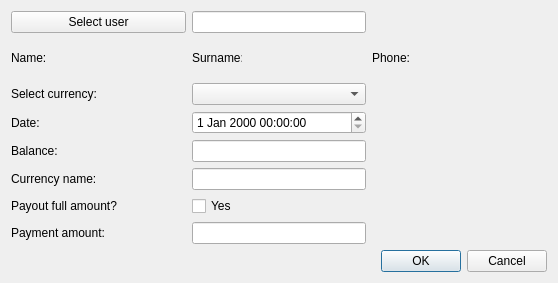
Above: OrmasAdmin/OrmasAdmin/CreateWdwDlg.ui from Dalerjon/TheOrmasProejct before the change. Below: the same form after it.
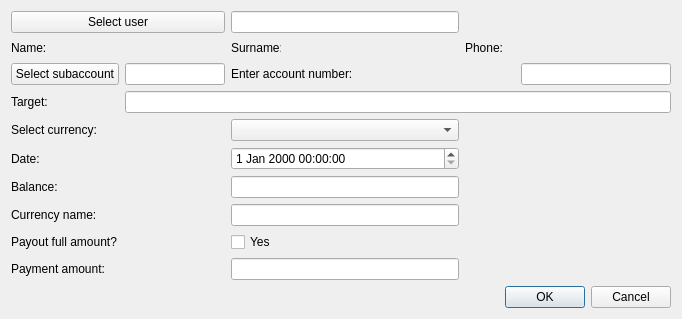
That is the form after the change.

Diff of the .ui file:
```diff
--- a/OrmasAdmin/OrmasAdmin/CreateWdwDlg.ui
+++ b/OrmasAdmin/OrmasAdmin/CreateWdwDlg.ui
@@ -6,8 +6,8 @@
    <rect>
     <x>0</x>
     <y>0</y>
-    <width>558</width>
-    <height>283</height>
+    <width>657</width>
+    <height>318</height>
    </rect>
   </property>
   <property name="windowTitle">
@@ -32,6 +32,45 @@
    <property name="bottomMargin">
     <number>11</number>
    </property>
+   <item row="9" column="1" colspan="2">
+    <widget class="QLabel" name="currencyLb">
+     <property name="text">
+      <string>Select currency:</string>
+     </property>
+    </widget>
+   </item>
+   <item row="12" column="3" colspan="2">
+    <widget class="QLineEdit" name="balanceEdit">
+     <property name="toolTip">
+      <string>&lt;html&gt;&lt;head/&gt;&lt;body&gt;&lt;p&gt;For example: 1000 (depends on currency, in that case 1000 USD)&lt;/p&gt;&lt;/body&gt;&lt;/html&gt;</string>
+     </property>
+     <property name="readOnly">
+      <bool>true</bool>
+     </property>
+    </widget>
+   </item>
+   <item row="2" column="2">
+    <widget class="QLabel" name="namePh">
+     <property name="minimumSize">
+      <size>
+       <width>100</width>
+       <height>0</height>
+      </size>
+     </property>
+     <property name="font">
+      <font>
+       <family>Times New Roman</family>
+       <pointsize>12</pointsize>
+       <weight>75</weight>
+       <italic>true</italic>
+       <bold>true</bold>
+      </font>
+     </property>
+     <property name="text">
+      <string/>
+     </property>
+    </widget>
+   </item>
    <item row="2" column="1">
     <widget class="QLabel" name="nameLb">
      <property name="minimumSize">
@@ -155,7 +194,7 @@
      </property>
     </widget>
    </item>
-   <item row="17" column="1" colspan="6">
+   <item row="18" column="1" colspan="6">
     <layout class="QHBoxLayout" name="horizontalLayout">
      <item>
       <spacer name="horizontalSpacer">
@@ -186,48 +225,41 @@
      </item>
     </layout>
    </item>
-   <item row="16" column="1" colspan="2">
+   <item row="17" column="1" colspan="2">
     <widget class="QLabel" name="isBonusLb">
      <property name="text">
       <string>Payment amount:</string>
      </property>
     </widget>
    </item>
-   <item row="15" column="1" colspan="2">
+   <item row="16" column="1" colspan="2">
     <widget class="QLabel" name="allLb">
      <property name="text">
       <string>Payout full amount?</string>
      </property>
     </widget>
    </item>
-   <item row="12" column="1" colspan="2">
+   <item row="13" column="1" colspan="2">
     <widget class="QLabel" name="label">
      <property name="text">
       <string>Currency name:</string>
      </property>
     </widget>
    </item>
-   <item row="11" column="1" colspan="2">
+   <item row="12" column="1" colspan="2">
     <widget class="QLabel" name="balanceLb">
      <property name="text">
       <string>Balance:</string>
      </property>
     </widget>
    </item>
-   <item row="10" column="1" colspan="2">
+   <item row="11" column="1" colspan="2">
     <widget class="QLabel" name="dateLb">
      <property name="text">
       <string>Date:</string>
      </property>
     </widget>
    </item>
-   <item row="8" column="1" colspan="2">
-    <widget class="QLabel" name="currencyLb">
-     <property name="text">
-      <string>Select currency:</string>
-     </property>
-    </widget>
-   </item>
    <item row="1" column="1" colspan="2">
     <widget class="QPushButton" name="userBtn">
      <property name="minimumSize">
@@ -241,17 +273,17 @@
      </property>
     </widget>
    </item>
-   <item row="16" column="3" colspan="2">
+   <item row="17" column="3" colspan="2">
     <widget class="QLineEdit" name="valueEdit"/>
    </item>
-   <item row="15" column="3" colspan="2">
+   <item row="16" column="3" colspan="2">
     <widget class="QCheckBox" name="yesCheckBox">
      <property name="text">
       <string>Yes</string>
      </property>
     </widget>
    </item>
-   <item row="12" column="3" colspan="2">
+   <item row="13" column="3" colspan="2">
     <widget class="QLineEdit" name="currencyNameEdit">
      <property name="readOnly">
       <bool>true</bool>
@@ -259,19 +291,9 @@
     </widget>
    </item>
    <item row="11" column="3" colspan="2">
-    <widget class="QLineEdit" name="balanceEdit">
-     <property name="toolTip">
-      <string>&lt;html&gt;&lt;head/&gt;&lt;body&gt;&lt;p&gt;For example: 1000 (depends on currency, in that case 1000 USD)&lt;/p&gt;&lt;/body&gt;&lt;/html&gt;</string>
-     </property>
-     <property name="readOnly">
-      <bool>true</bool>
-     </property>
-    </widget>
-   </item>
-   <item row="10" column="3" colspan="2">
     <widget class="QDateTimeEdit" name="dateEdit"/>
    </item>
-   <item row="8" column="3" colspan="2">
+   <item row="9" column="3" colspan="2">
     <widget class="QComboBox" name="currencyCmb"/>
    </item>
    <item row="1" column="3" colspan="2">
@@ -284,6 +306,62 @@
      </property>
     </widget>
    </item>
+   <item row="3" column="1">
+    <widget class="QPushButton" name="subAccBtn">
+     <property name="text">
+      <string>Select subaccount</string>
+     </property>
+    </widget>
+   </item>
+   <item row="3" column="2">
+    <widget class="QLineEdit" name="saIDEdit">
+     <property name="maximumSize">
+      <size>
+       <width>120</width>
+       <height>16777215</height>
+      </size>
+     </property>
+     <property name="readOnly">
+      <bool>true</bool>
+     </property>
+    </widget>
+   </item>
+   <item row="3" column="3">
+    <widget class="QLabel" name="daLb">
+     <property name="text">
+      <string>Enter account number:</string>
+     </property>
+    </widget>
+   </item>
+   <item row="3" column="6">
+    <widget class="QLineEdit" name="saNumberEdit">
+     <property name="minimumSize">
+      <size>
+       <width>150</width>
+       <height>0</height>
+      </size>
+     </property>
+     <property name="maximumSize">
+      <size>
+       <width>150</width>
+       <height>16777215</height>
+      </size>
+     </property>
+     <property name="text">
+      <string/>
+     </property>
+    </widget>
+   </item>
+   <item row="4" column="1">
+    <widget class="QLabel" name="targetLB">
+     <property name="text">
+      <string>Target:</string>
+     </property>
+    </widget>
+   </item>
+   <item row="4" column="2" colspan="5">
+    <widget class="QLineEdit" name="targetEdit"/>
+   </item>
   </layout>
  </widget>
  <tabstops>
```
Left out of the diff: 22 changed lines with no effect on the pictures.
